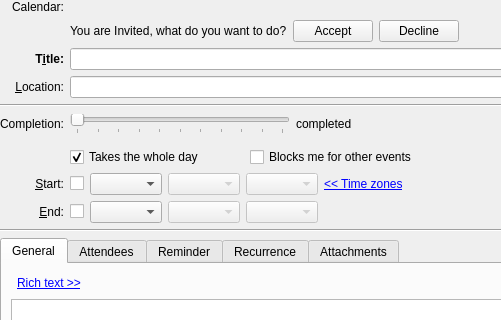
This is incidenceeditor-ng/dialogdesktop.ui in KDE/kdepim as Qt 5 draws it before an edit; both pictures show x 0 to 501 and y 0 to 320 of the 661 by 551 pixel window. The edited form follows.
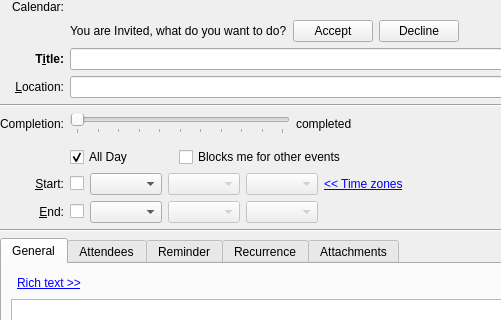
This is the edited form. Custom widgets are drawn as their Qt base class.

Commit message:
Change the "Takes the whole day" checkbox to say "All Day". this is more consistent with other calendaring tools
FIXED-IN: 4.11

```diff
--- a/incidenceeditor-ng/dialogdesktop.ui
+++ b/incidenceeditor-ng/dialogdesktop.ui
@@ -312,7 +312,7 @@
         <string comment="@info:whatsthis">Set if this to-do's start and due dates have times associated with them.</string>
        </property>
        <property name="text">
-        <string comment="@option:check">Takes the whole day</string>
+        <string comment="@option:check">All Day</string>
        </property>
        <property name="checked">
         <bool>true</bool>
```
The commit also changes 2 other files.
